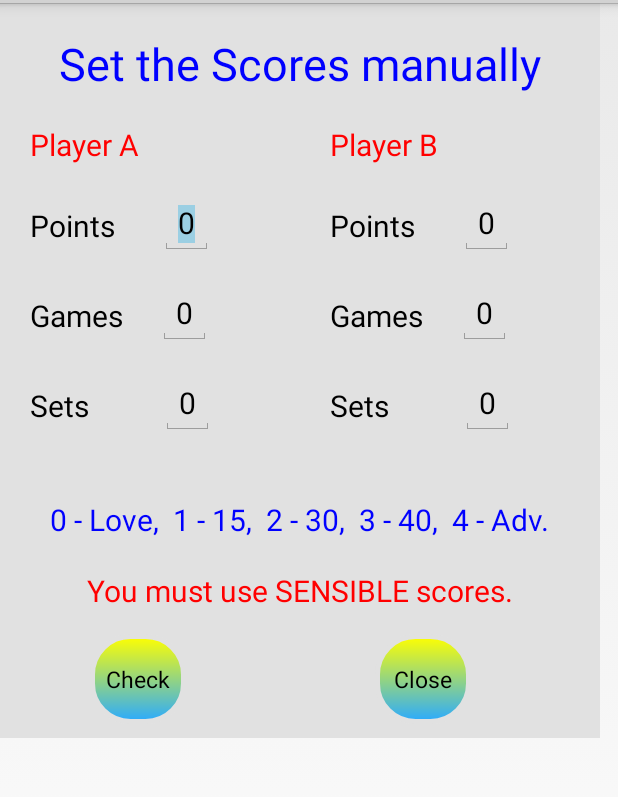
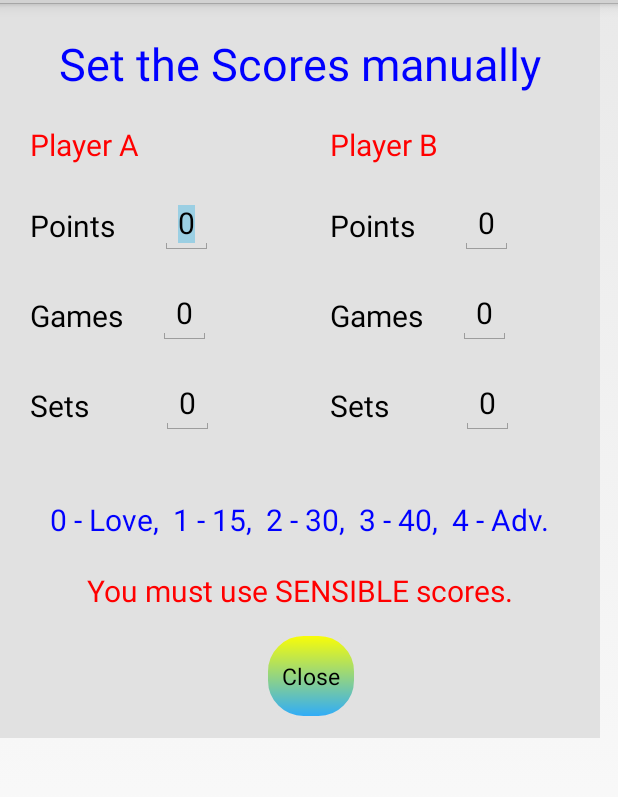
Before and after one commit to mlgch1/Tennis_2, an Android app: the layout activity_manual.xml on its own in the app's theme, with its tools: preview values and no code run, on a phone screen of 412 x 824 dp, the part 69-866 px from its top. Run offline under Robolectric (Android 15) with nearby library versions, the light colour scheme and no system bars.

Commit message:
Part Manual fix

```diff
--- a/app/src/main/java/com/scorer/tennis_android_nov22/MainActivity.java
+++ b/app/src/main/java/com/scorer/tennis_android_nov22/MainActivity.java
@@ -188,6 +188,8 @@ public class MainActivity extends Activity {
     public void onCreate(Bundle savedInstanceState) {
         super.onCreate(savedInstanceState);
 
+        L.d("onCreate");
+
         Intent intent = new Intent(MainActivity.this, com.scorer.tennis_android_nov22.SplashActivity.class);
         startActivity(intent);
         setContentView(R.layout.activity_main);
@@ -208,9 +210,11 @@ public class MainActivity extends Activity {
 
         start_ResumeTimer();    // Delay onResume() for things to settle
 
+// Battery
         batteryTestLevel = getThresh();
         start_batteryTimer();
 
+// WiFi
         WifiManager wifi = (WifiManager) context.getApplicationContext().getSystemService(WIFI_SERVICE);
 
         wifi.setWifiEnabled(false);
--- a/app/src/main/java/com/scorer/tennis_android_nov22/ManualActivity.java
+++ b/app/src/main/java/com/scorer/tennis_android_nov22/ManualActivity.java
@@ -46,8 +46,6 @@ public class ManualActivity extends Activity {
         s = myDb.readSystemStr(DBAdapter.KEY_SYSTEM_SETS_B);
         t = findViewById(R.id.sets_no_b);
         t.setText(s);
-
-        L.d("onCreate");
     }
 
 // ***********************************
@@ -61,6 +59,10 @@ public class ManualActivity extends Activity {
     // ***********************************
 
     public void onClick(View view) {
+
+        doCheck();
+
+        setupNextGame();
 
         // Points
 
@@ -94,9 +96,27 @@ public class ManualActivity extends Activity {
 
         finish();
     }
+
     // ***********************************
 
-    public void onCheck(View view) {
+    private void setupNextGame() {
+
+
+
+
+
+
+
+
+
+
+
+
+    }
+
+    // ***********************************
+
+    public void doCheck() {
 
         //      0 - Love,       1 - 15,         2 - 30,         3 - 40,         4 - Adv
 
--- a/app/src/main/res/layout/activity_manual.xml
+++ b/app/src/main/res/layout/activity_manual.xml
@@ -302,23 +302,11 @@
         android:layout_width="wrap_content"
         android:layout_height="@dimen/b_bott_size"
         android:layout_below="@+id/text_2"
-         android:layout_marginStart="250dp"
-        android:layout_marginTop="15dp"
+        android:layout_marginStart="175dp"
+        android:layout_marginTop="13dp"
         android:background="@drawable/button1"
         android:onClick="onClick"
         android:text="@string/close"
-        android:textSize="@dimen/f_text_15"/>
-
-    <Button
-        android:id="@+id/b_check"
-        android:layout_width="wrap_content"
-        android:layout_height="@dimen/b_bott_size"
-        android:layout_below="@+id/text_2"
-        android:layout_marginStart="60dp"
-        android:layout_marginTop="15dp"
-        android:background="@drawable/button1"
-        android:onClick="onCheck"
-        android:text="Check"
-        android:textSize="@dimen/f_text_15"/>
+        android:textSize="@dimen/f_text_15" />
 
 </RelativeLayout>
```
